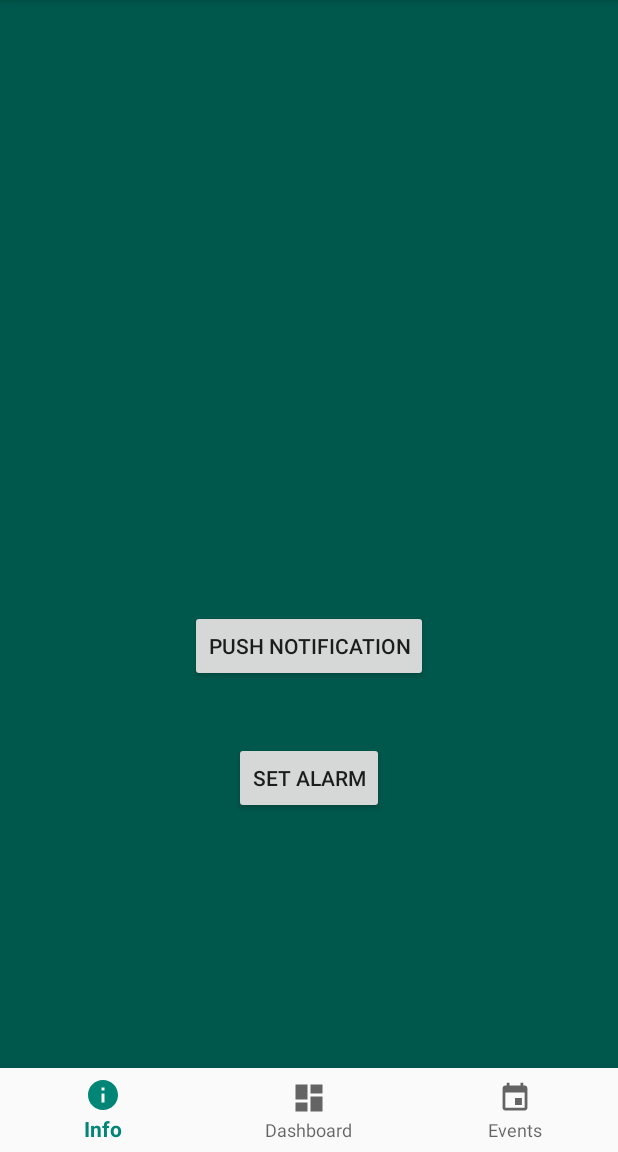
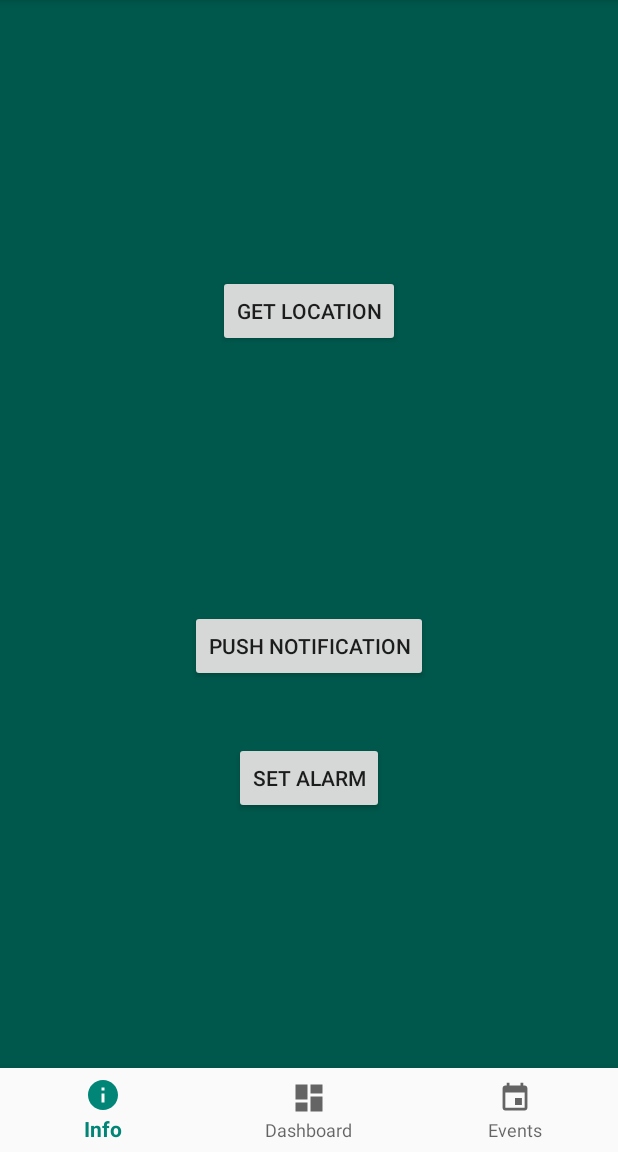
Before and after one commit to Konradszk/MoveIt, an Android app: the screen it shows after launch (MainActivity), after a tap on "PUSH NOTIFICATION", on a phone screen of 412 x 824 dp, the part 84-1236 px from its top. Run offline under Robolectric (Android 15) with nearby library versions, the phone set to English and light mode, and no system bars.

Commit message:
- checking user location and event location - pushing notification when user is above 500m from event - new test button: getLocation

```diff
--- a/app/build.gradle
+++ b/app/build.gradle
@@ -35,4 +35,5 @@ dependencies {
     testImplementation 'junit:junit:4.12'
     androidTestImplementation 'com.android.support.test:runner:1.0.2'
     androidTestImplementation 'com.android.support.test.espresso:espresso-core:3.0.2'
+    implementation 'com.google.android.gms:play-services-maps:16.1.0'
 }
--- a/app/src/main/AndroidManifest.xml
+++ b/app/src/main/AndroidManifest.xml
@@ -6,7 +6,7 @@
     <uses-permission android:name="android.permission.WRITE_CALENDAR" />
     <uses-permission android:name="android.permission.ACCESS_COARSE_LOCATION"/>
     <uses-permission android:name="android.permission.ACCESS_FINE_LOCATION"/>
-
+    <uses-permission android:name="android.permission.INTERNET"/>
     <application
             android:allowBackup="true"
             android:icon="@mipmap/ic_launcher"
--- a/app/src/main/res/layout/info_layout.xml
+++ b/app/src/main/res/layout/info_layout.xml
@@ -25,4 +25,13 @@
             app:layout_constraintRight_toRightOf="parent"
             tools:layout_editor_absoluteX="161dp" android:id="@+id/set_alarm" android:layout_marginTop="40dp"
             app:layout_constraintTop_toBottomOf="@+id/push_not"/>
+    <Button
+            android:text="@string/get_location"
+            android:layout_width="wrap_content"
+            android:layout_height="wrap_content"
+            android:id="@+id/get_location"
+            app:layout_constraintBottom_toTopOf="@+id/push_not" android:layout_marginTop="8dp"
+            app:layout_constraintTop_toTopOf="parent" app:layout_constraintEnd_toEndOf="parent"
+            android:layout_marginEnd="8dp" app:layout_constraintStart_toStartOf="parent"
+            android:layout_marginStart="8dp"/>
 </android.support.constraint.ConstraintLayout>
--- a/app/src/main/res/values/strings.xml
+++ b/app/src/main/res/values/strings.xml
@@ -13,4 +13,5 @@
     <string name="hello_blank_fragment">Hello blank fragment</string>
     <string name="push_notification">Push notification</string>
     <string name="set_alarm">set alarm</string>
+    <string name="get_location">Get Location</string>
 </resources>
```
Also changed, not shown: app/src/main/java/dev/szczepaniak/moveit/fragments/EventFragment.kt (+11 -11 lines), app/src/main/java/dev/szczepaniak/moveit/fragments/InfoFragment.kt (+22 -3 lines), app/src/main/java/dev/szczepaniak/moveit/presenters/LocationProvider.kt (+68 -11 lines).
